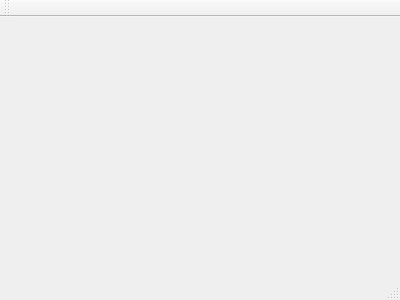
First picture: the form in graphics2/untitled1/mainwindow.ui, repository Serbernari/study_projects, before the edit.
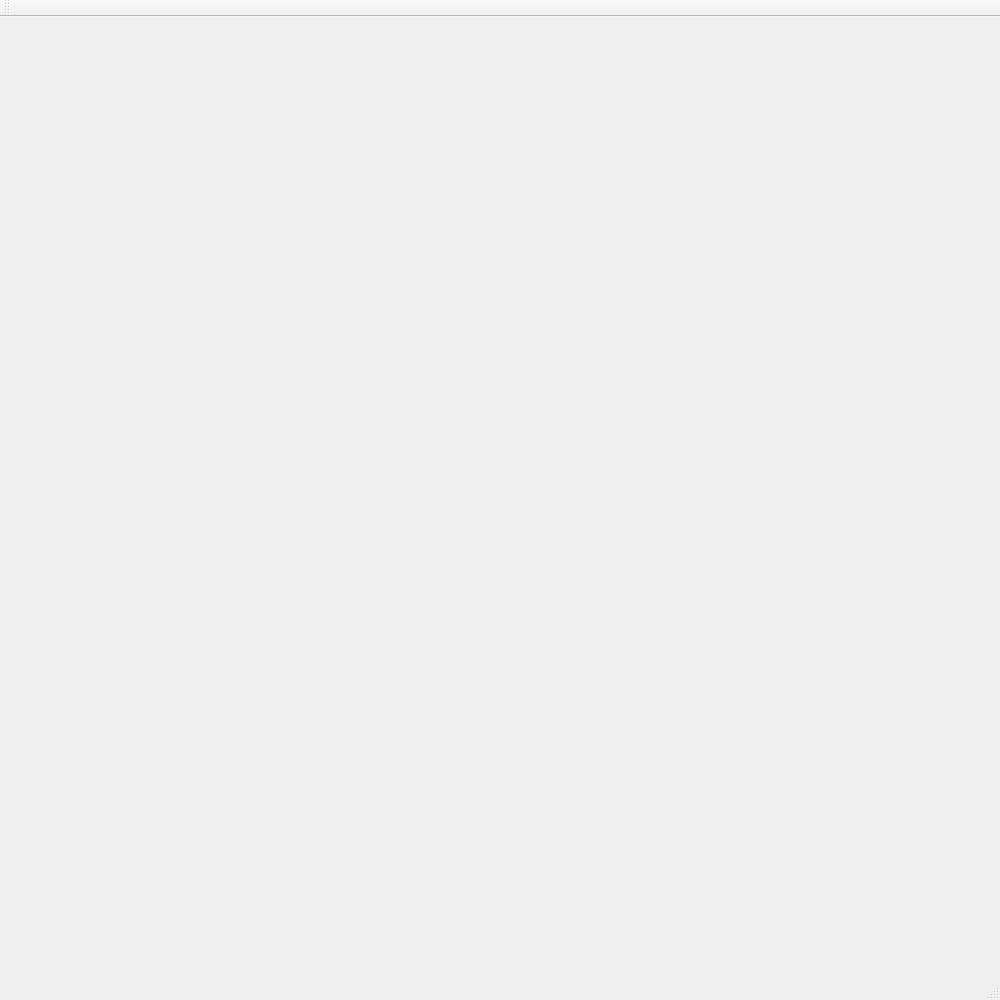
Second picture: the form after the edit.

```diff
--- a/graphics2/untitled1/mainwindow.ui
+++ b/graphics2/untitled1/mainwindow.ui
@@ -6,10 +6,16 @@
    <rect>
     <x>0</x>
     <y>0</y>
-    <width>400</width>
-    <height>300</height>
+    <width>1000</width>
+    <height>1000</height>
    </rect>
   </property>
+  <property name="minimumSize">
+   <size>
+    <width>1000</width>
+    <height>1000</height>
+   </size>
+  </property>
   <property name="windowTitle">
    <string>MainWindow</string>
   </property>
```
Left out of the diff: 2 changed lines with no effect on the pictures.
